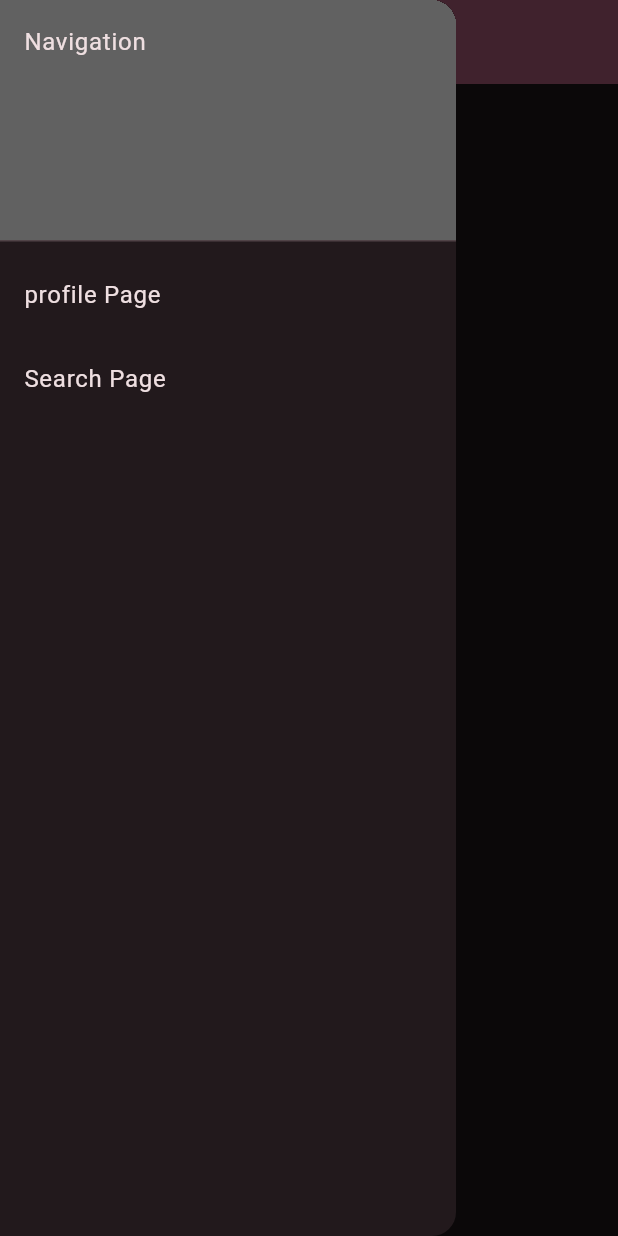
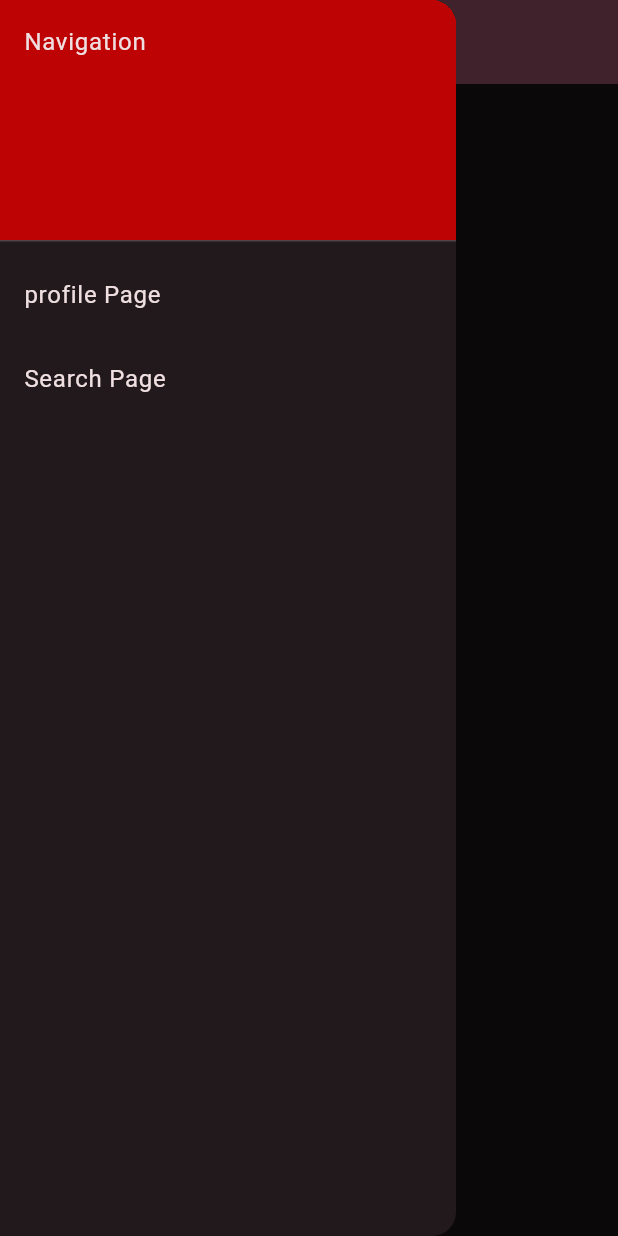
Before and after one commit to Grimalkinn/urban-pancake, a Flutter app: the screen it shows after launch, with the side drawer open, on a phone screen of 412 x 824 dp. Run offline on Flutter 3.47's test engine with Material 3 defaults, Android fonts, the phone set to English and light mode, and no system bars.

Commit message:
build application from main

```diff
--- a/lib/main.dart
+++ b/lib/main.dart
@@ -44,7 +44,7 @@ class HomeScreen extends StatelessWidget {
         child: ListView(
           children: <Widget>[
             DrawerHeader(
-              decoration: BoxDecoration(color: Colors.grey[700]),
+              decoration: BoxDecoration(color: const Color.fromARGB(255, 189, 3, 3)),
               child: const Text("Navigation"),
             ),
             ListTile(
```
Also changed, not shown: lib/pages/feed.dart (deleted, +0 -16 lines), lib/pages/settings.dart (added, +16 -0 lines), 1 other file.
